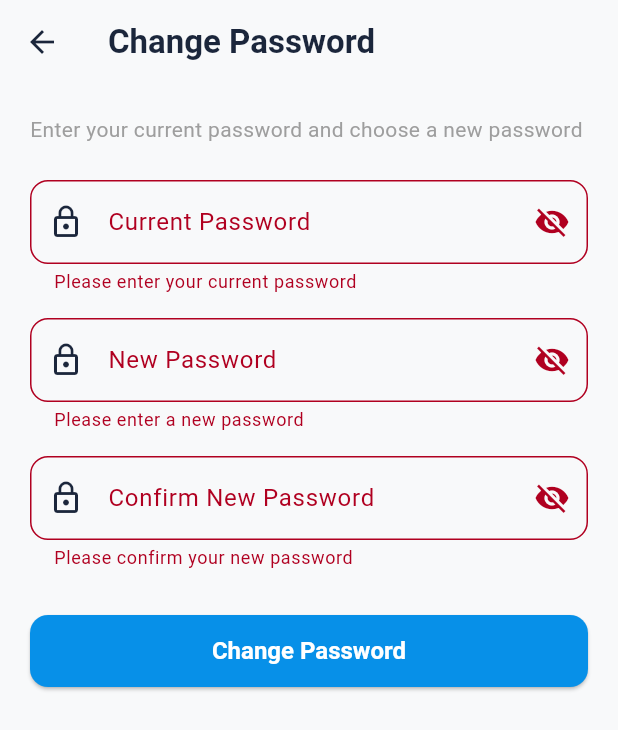
After one commit to merrrrrr/shopping_app_ai, a Flutter app: the ChangePasswordPage screen opened directly, after a tap on "Change Password", on a phone screen of 412 x 824 dp. The commit adds this screen. Shown: the top 730 px of the screen. Run offline on Flutter 3.47's test engine with Material 3 defaults, Android fonts, the light colour scheme and no system bars; our stand-ins replace carousel_slider, cloud_firestore, firebase_auth, firebase_core, flutter_slidable, skeletonizer and 1 more; accounts and stored records are empty; network calls fail.

Commit message:
implement reset password and change password function

```diff
--- /dev/null
+++ b/lib/pages/change_password_page.dart
@@ -0,0 +1,225 @@
+import 'package:flutter/material.dart';
+import 'package:shopping_app_ai/services/user_service.dart';
+
+class ChangePasswordPage extends StatefulWidget {
+  const ChangePasswordPage({super.key});
+
+  @override
+  State<ChangePasswordPage> createState() => _ChangePasswordPageState();
+}
+
+class _ChangePasswordPageState extends State<ChangePasswordPage> {
+  final _formKey = GlobalKey<FormState>();
+  final _currentPasswordController = TextEditingController();
+  final _newPasswordController = TextEditingController();
+  final _confirmPasswordController = TextEditingController();
+
+  bool _isLoading = false;
+  bool _obscureCurrentPassword = true;
+  bool _obscureNewPassword = true;
+  bool _obscureConfirmPassword = true;
+
+  @override
+  void dispose() {
+    _currentPasswordController.dispose();
+    _newPasswordController.dispose();
+    _confirmPasswordController.dispose();
+    super.dispose();
+  }
+
+  Future<void> _changePassword() async {
+    if (!_formKey.currentState!.validate()) {
+      return;
+    }
+
+    if (_newPasswordController.text != _confirmPasswordController.text) {
+      ScaffoldMessenger.of(context).showSnackBar(
+        const SnackBar(content: Text('New passwords do not match')),
+      );
+      return;
+    }
+
+    setState(() => _isLoading = true);
+
+    try {
+      await UserService().changePassword(
+        _currentPasswordController.text,
+        _newPasswordController.text,
+      );
+
+      if (!mounted) return;
+
+      showDialog(
+        context: context,
+        builder: (context) => AlertDialog(
+          title: const Text('Success'),
+          content: const Text('Password changed successfully!'),
+          actions: [
+            TextButton(
+              onPressed: () {
+                Navigator.of(context).pop(); // Close dialog
+                Navigator.of(context).pop(); // Go back to profile
+              },
+              child: const Text('OK'),
+            ),
+          ],
+        ),
+      );
+    } catch (e) {
+      if (!mounted) return;
+
+      ScaffoldMessenger.of(context).showSnackBar(
+        SnackBar(content: Text(e.toString().replaceFirst('Exception: ', ''))),
+      );
+    } finally {
+      if (mounted) {
+        setState(() => _isLoading = false);
+      }
+    }
+  }
+
+  @override
+  Widget build(BuildContext context) {
+
+    return Scaffold(
+      appBar: AppBar(
+        title: const Text('Change Password'),
+      ),
+      body: _isLoading
+          ? const Center(child: CircularProgressIndicator())
+          : SingleChildScrollView(
+              padding: const EdgeInsets.all(20),
+              child: Form(
+                key: _formKey,
+                child: Column(
+                  crossAxisAlignment: CrossAxisAlignment.start,
+                  children: [
+                    const Text(
+                      'Enter your current password and choose a new password',
+                      style: TextStyle(fontSize: 14, color: Colors.grey),
+                    ),
+                    const SizedBox(height: 24),
+
+                    // Current Password
+                    TextFormField(
+                      controller: _currentPasswordController,
+                      obscureText: _obscureCurrentPassword,
+                      decoration: InputDecoration(
+                        labelText: 'Current Password',
+                        prefixIcon: const Icon(Icons.lock_outline),
+                        suffixIcon: IconButton(
+                          icon: Icon(
+                            _obscureCurrentPassword
+                                ? Icons.visibility_off
+                                : Icons.visibility,
+                          ),
+                          onPressed: () {
+                            setState(() {
+                              _obscureCurrentPassword = !_obscureCurrentPassword;
+                            });
+                          },
+                        ),
+                        border: OutlineInputBorder(
+                          borderRadius: BorderRadius.circular(12),
+                        ),
+                      ),
+                      validator: (value) {
+                        if (value == null || value.isEmpty) {
+                          return 'Please enter your current password';
+                        }
+                        return null;
+                      },
+                    ),
+
+                    const SizedBox(height: 16),
+
+                    // New Password
+                    TextFormField(
+                      controller: _newPasswordController,
+                      obscureText: _obscureNewPassword,
+                      decoration: InputDecoration(
+                        labelText: 'New Password',
+                        prefixIcon: const Icon(Icons.lock_outline),
+                        suffixIcon: IconButton(
+                          icon: Icon(
+                            _obscureNewPassword
+                                ? Icons.visibility_off
+                                : Icons.visibility,
+                          ),
+                          onPressed: () {
+                            setState(() {
+                              _obscureNewPassword = !_obscureNewPassword;
+                            });
+                          },
+                        ),
+                        border: OutlineInputBorder(
+                          borderRadius: BorderRadius.circular(12),
+                        ),
+                      ),
+                      validator: (value) {
+                        if (value == null || value.isEmpty) {
+                          return 'Please enter a new password';
+                        }
+                        if (value.length < 6) {
+                          return 'Password must be at least 6 characters';
+                        }
+                        return null;
+                      },
+                    ),
+
+                    const SizedBox(height: 16),
+
+                    // Confirm New Password
+                    TextFormField(
+                      controller: _confirmPasswordController,
+                      obscureText: _obscureConfirmPassword,
+                      decoration: InputDecoration(
+                        labelText: 'Confirm New Password',
+                        prefixIcon: const Icon(Icons.lock_outline),
+                        suffixIcon: IconButton(
+                          icon: Icon(
+                            _obscureConfirmPassword
+                                ? Icons.visibility_off
+                                : Icons.visibility,
+                          ),
+                          onPressed: () {
+                            setState(() {
+                              _obscureConfirmPassword = !_obscureConfirmPassword;
+                            });
+                          },
+                        ),
+                        border: OutlineInputBorder(
+                          borderRadius: BorderRadius.circular(12),
+                        ),
+                      ),
+                      validator: (value) {
+                        if (value == null || value.isEmpty) {
+                          return 'Please confirm your new password';
+                        }
+                        if (value != _newPasswordController.text) {
+                          return 'Passwords do not match';
+                        }
+                        return null;
+                      },
+                    ),
+
+                    const SizedBox(height: 30),
+
+                    // Submit Button
+                    ElevatedButton(
+                      onPressed: _changePassword,
+                      style: ElevatedButton.styleFrom(
+                        minimumSize: const Size(double.infinity, 48),
+                        shape: RoundedRectangleBorder(
+                          borderRadius: BorderRadius.circular(12),
+                        ),
+                      ),
+                      child: const Text('Change Password'),
+                    ),
+                  ],
+                ),
+              ),
+            ),
+    );
+  }
+}
--- a/lib/pages/profile_information_page.dart
+++ b/lib/pages/profile_information_page.dart
@@ -1,6 +1,7 @@
 import 'dart:io';
 import 'package:flutter/material.dart';
 import 'package:firebase_auth/firebase_auth.dart';
+import 'package:shopping_app_ai/pages/change_password_page.dart';
 import 'package:shopping_app_ai/services/user_service.dart';
 
 class ProfileInformationPage extends StatefulWidget {
@@ -173,6 +174,12 @@ class _ProfileInformationPageState extends State<ProfileInformationPage> {
 
 							OutlinedButton(
 								onPressed: () {
+									Navigator.push(
+										context,
+										MaterialPageRoute(
+											builder: (context) => ChangePasswordPage(),
+										),
+									);
 								},
 								style: OutlinedButton.styleFrom(
 									side: BorderSide(color: colorScheme.primary),
@@ -181,7 +188,7 @@ class _ProfileInformationPageState extends State<ProfileInformationPage> {
 									),
 									minimumSize: const Size(double.infinity, 48),
 								),
-								child: const Text('Reset Password')
+								child: const Text('Change Password')
 							),
 
 							const SizedBox(height: 20),
--- a/lib/services/user_service.dart
+++ b/lib/services/user_service.dart
@@ -76,4 +76,47 @@ class UserService {
 			throw Exception('Failed to delete user.');
 		}
 	}
+
+	Future<void> changePassword(String currentPassword, String newPassword) async {
+		try {
+			final user = _auth.currentUser;
+			if (user == null || user.email == null) {
+				throw Exception('No authenticated user found.');
+			}
+
+			// Re-authenticate user with current password
+			final credential = EmailAuthProvider.credential(
+				email: user.email!,
+				password: currentPassword,
+			);
+
+			await user.reauthenticateWithCredential(credential);
+
+			// Update to new password
+			await user.updatePassword(newPassword);
+
+			debugPrint('Password changed successfully');
+		} on FirebaseAuthException catch (e) {
+			debugPrint('Error changing password: ${e.code}');
+
+			if (e.code == 'wrong-password') {
+				throw Exception('Current password is incorrect.');
+			} else if (e.code == 'weak-password') {
+				throw Exception('New password is too weak.');
+			} else {
+				throw Exception('Failed to change password: ${e.message}');
+			}
+		} catch (e) {
+			debugPrint('Error changing password: $e');
+			throw Exception('Failed to change password.');
+		}
+	}
+
+	Future<void> resetPassword(String email) async {
+		try {
+			await _auth.sendPasswordResetEmail(email: email);
+		} catch(e) {
+			throw Exception('Failed to reset password.');
+		}
+	}
 }
```
Also changed, not shown: lib/pages/login_page.dart (+27 -5 lines).
